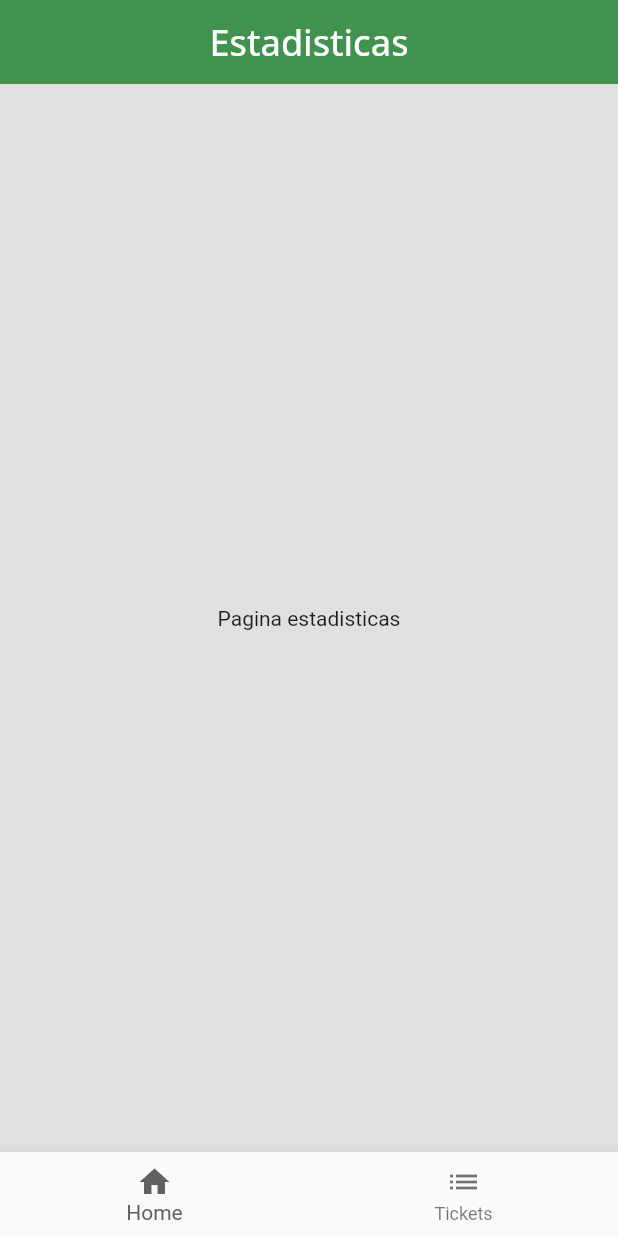
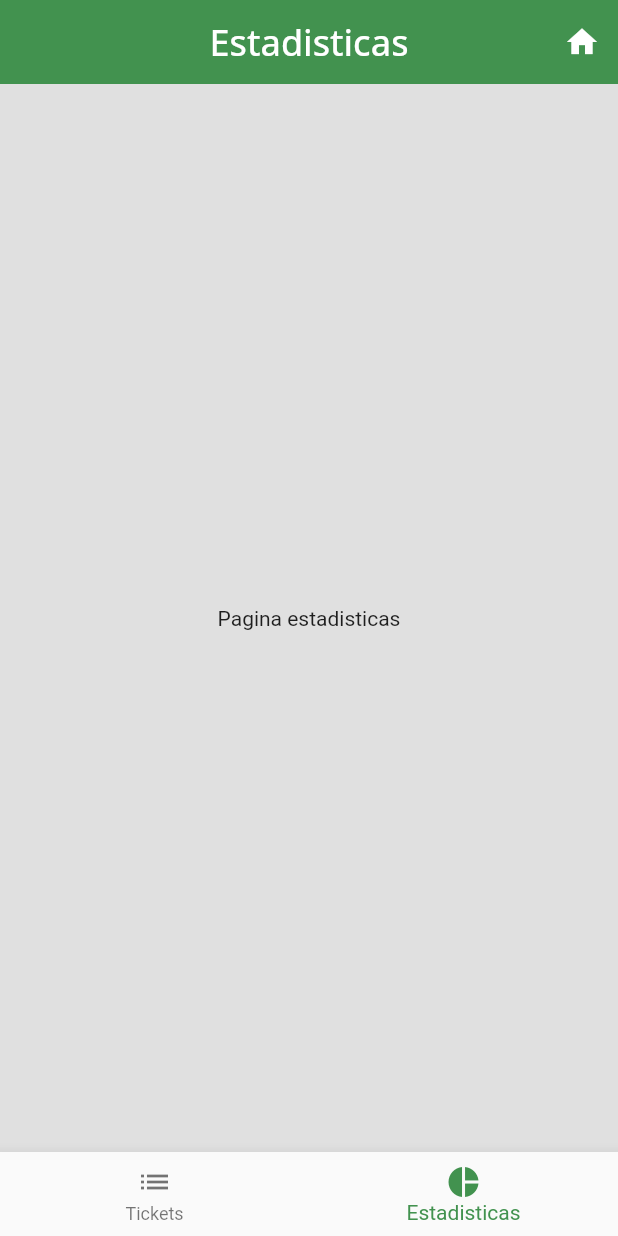
Before and after one commit to MarinaPifarre/DropTick, a Flutter app: the screen it shows after launch, item 2 of the bottom bar chosen, on a phone screen of 412 x 824 dp. Run offline on Flutter 3.47's test engine with Material 2 defaults, Android fonts, the phone set to English and light mode, and no system bars.

Commit message:
bottom navigation bar with home button in appbar

```diff
--- a/droptick/lib/main.dart
+++ b/droptick/lib/main.dart
@@ -14,34 +14,25 @@ class MyApp extends StatefulWidget {
 
 class _MyAppState extends State<MyApp> {
   int _paginaActual = 0;
+  int _index = 0;
   List<String> _titolsPagines = [
-    "Home",
     "Tickets",
     "Estadisticas",
+    "Home",
   ];
   List<Widget> _paginas = [
-    PaginaHome(),
     PaginaTickets(),
     PaginaEstadisticas(),
+    PaginaHome(),
   ];
 
   List<Widget> _iconos = [
+    Icon(Icons.list),
+    Icon(Icons.pie_chart),
     Icon(Icons.home),
-    Icon(Icons.list),
-    Icon(Icons.pie_chart)
   ];
 
-  String icona1 = "Icons.home";
-
-  int paginaSeguent(int paginaActual) {
-    int numeroARetornar;
-    if (paginaActual == 2) {
-      numeroARetornar = 0;
-    } else {
-      numeroARetornar = paginaActual + 1;
-    }
-    return numeroARetornar;
-  }
+  Color? _color = Colors.grey[700];
 
   @override
   Widget build(BuildContext context) {
@@ -53,6 +44,18 @@ class _MyAppState extends State<MyApp> {
                 fontFamily: "OpenSans",
                 fontSize: 24.0,
               )),
+          actions: [
+            IconButton(
+              icon: Icon(Icons.home),
+              onPressed: () {
+                setState(() {
+                  _paginaActual = 2;
+                  _index = 0;
+                  _color = Colors.grey[700];
+                });
+              },
+            )
+          ],
           centerTitle: true,
           backgroundColor: Color.fromRGBO(66, 146, 79, 1),
           elevation: 0.0,
@@ -60,28 +63,23 @@ class _MyAppState extends State<MyApp> {
         body: _paginas[_paginaActual],
         backgroundColor: Colors.grey[300],
         bottomNavigationBar: BottomNavigationBar(
-            currentIndex: 0,
+            currentIndex: _index,
             onTap: (index) {
               setState(() {
-                if (index == 0) {
-                  print("pagina actual: ${_paginaActual} ");
-                  _paginaActual = paginaSeguent(_paginaActual);
-                  print("cambiamos a pagina: ${_paginaActual} ");
-                } else {
-                  _paginaActual = paginaSeguent(paginaSeguent(_paginaActual));
-                }
+                _index = index;
+                _paginaActual = index;
+                _color = Color.fromRGBO(66, 146, 79, 1);
               });
             },
-            selectedItemColor: Colors.grey[700],
+            selectedItemColor: _color,
             items: [
               BottomNavigationBarItem(
-                icon: _iconos[paginaSeguent(_paginaActual)],
-                label: _titolsPagines[paginaSeguent(_paginaActual)],
+                icon: _iconos[0],
+                label: _titolsPagines[0],
               ),
               BottomNavigationBarItem(
-                icon: _iconos[paginaSeguent(paginaSeguent(_paginaActual))],
-                label:
-                    _titolsPagines[paginaSeguent(paginaSeguent(_paginaActual))],
+                icon: _iconos[1],
+                label: _titolsPagines[1],
               ),
             ]),
       ),
```
